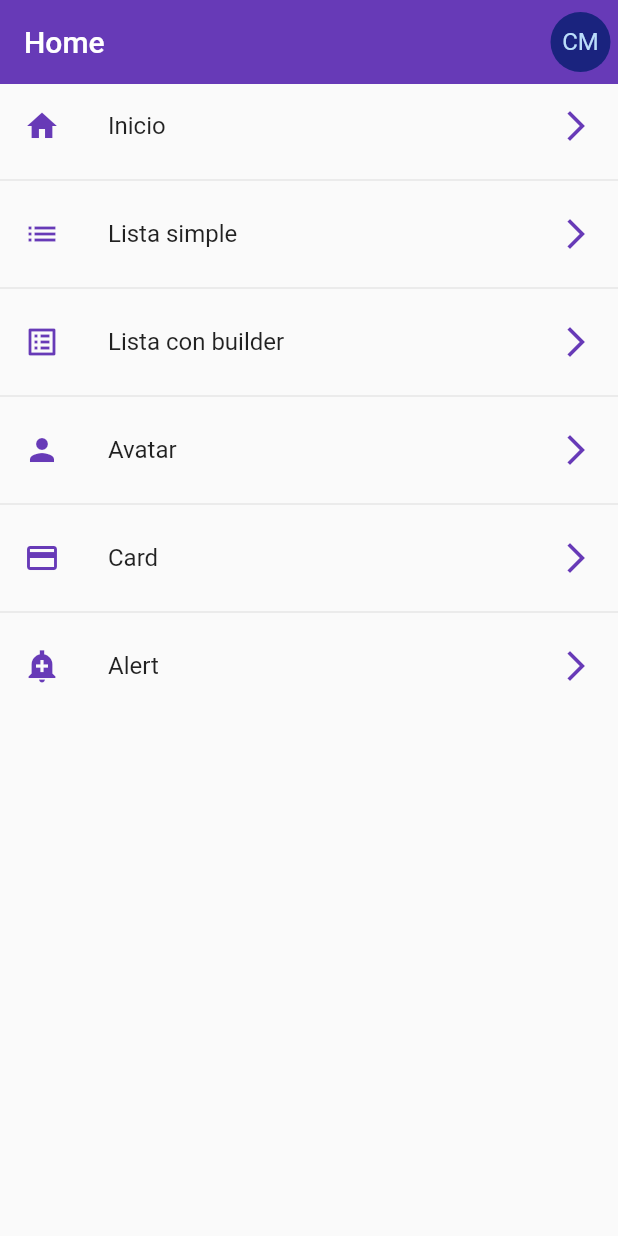
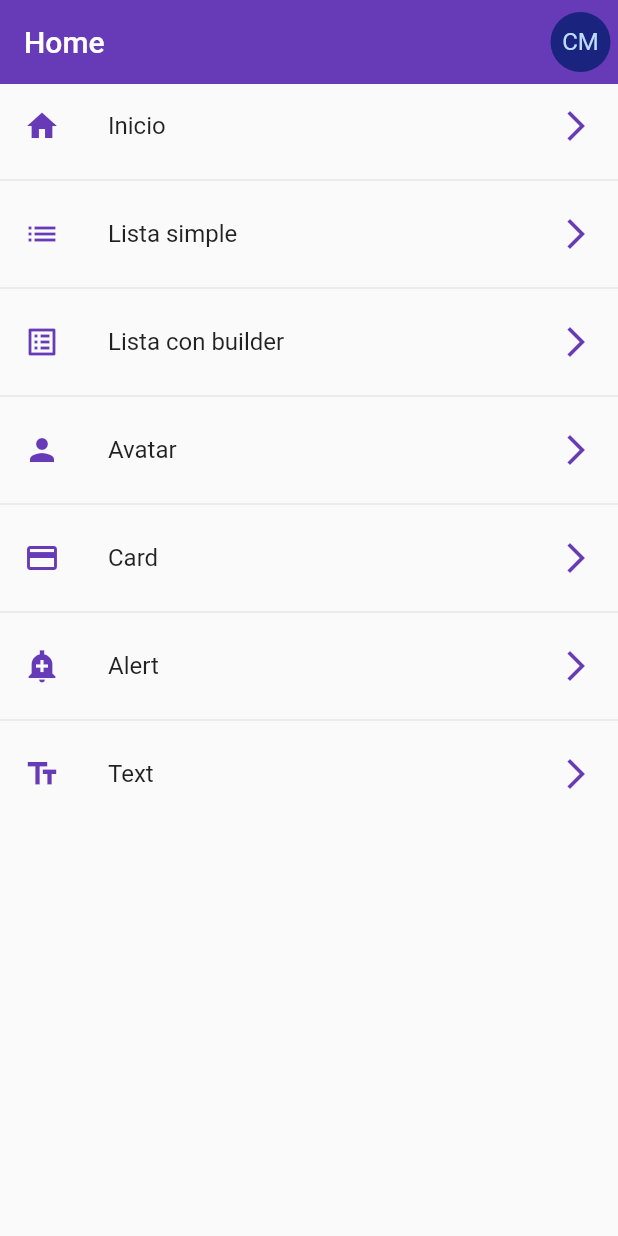
Before and after one commit to gersonA10/curso_flutter_cognos, a Flutter app: the screen it shows after launch, on a phone screen of 412 x 824 dp. Run offline on Flutter 3.47's test engine with Material 2 defaults, Android fonts, the phone set to English and light mode, and no system bars.

Commit message:
Tercer commit

```diff
--- a/lib/routes/app_routes.dart
+++ b/lib/routes/app_routes.dart
@@ -2,6 +2,7 @@ import 'package:components_app/models/menu_option.dart';
 import 'package:components_app/screens/alert_screen.dart';
 import 'package:components_app/screens/card_screen.dart';
 import 'package:components_app/screens/screens.dart';
+import 'package:components_app/screens/texts_screen.dart';
 import 'package:flutter/material.dart';
 
 class AppRoutes {
@@ -42,6 +43,12 @@ class AppRoutes {
       icon: Icons.add_alert_sharp,
       title: 'Alert',
     ),
+    MenuOption(
+      route: 'text',
+      screen: TextScreen(),
+      icon: Icons.text_fields_sharp,
+      title: 'Text',
+    ),
   ];
 
   static Map<String, Widget Function(BuildContext)> getAppRoutes() {
```
Also changed, not shown: lib/screens/texts_screen.dart (added, +77 -0 lines).
